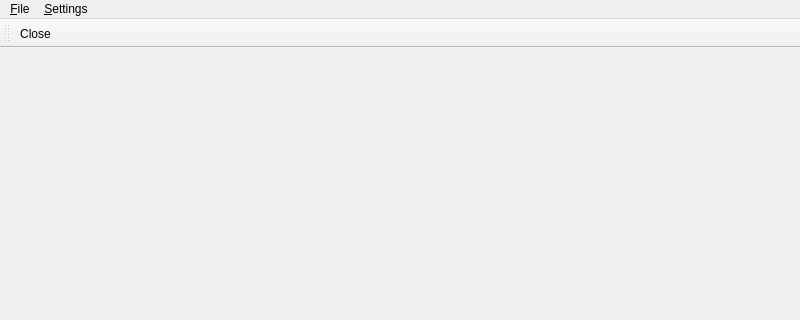
Old version of the form mainwindow.ui in the repository Neitron-byte/MSGET89; both pictures show x 0 to 800 and y 0 to 320 of the 800 by 548 pixel window.
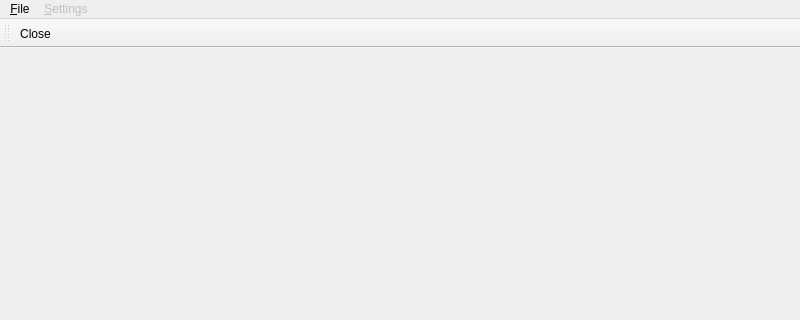
New version of the form. Icons and pictures are not drawn.

The edit to the form file:
```diff
--- a/mainwindow.ui
+++ b/mainwindow.ui
@@ -35,6 +35,9 @@
     <addaction name="actionClose"/>
    </widget>
    <widget class="QMenu" name="menu_Settings_Device">
+    <property name="enabled">
+     <bool>false</bool>
+    </property>
     <property name="title">
      <string>&amp;Settings</string>
     </property>
```
